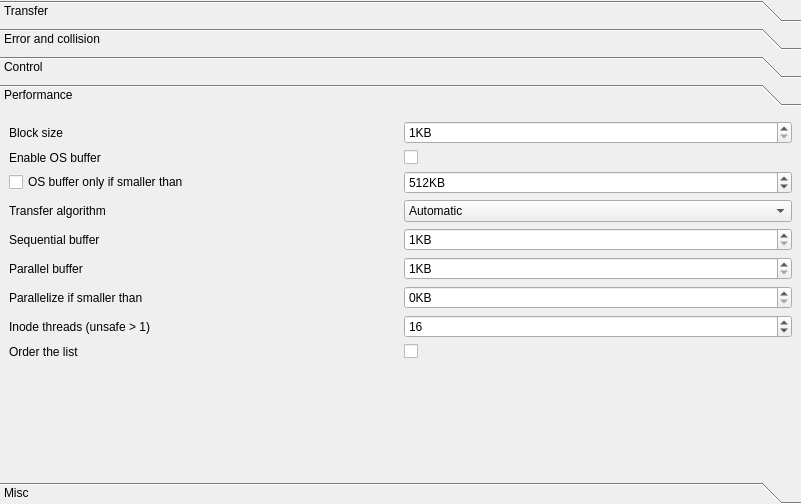
This is plugins/CopyEngine/Ultracopier2/copyEngineOptions.ui in alphaonex86/Ultracopier as Qt 5 draws it before an edit. The edited form follows.
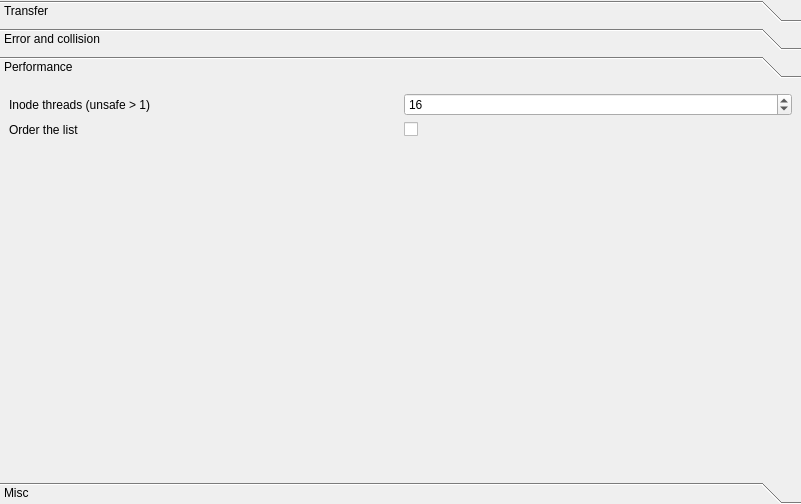
This is the edited form. The open tabs and pages were chosen to show the change.

What changed in the file:
```diff
--- a/plugins/CopyEngine/Ultracopier2/copyEngineOptions.ui
+++ b/plugins/CopyEngine/Ultracopier2/copyEngineOptions.ui
@@ -330,210 +330,20 @@
       <zorder>renameTheOriginalDestination</zorder>
       <zorder>label_22</zorder>
      </widget>
-     <widget class="QWidget" name="page_control">
-      <property name="geometry">
-       <rect>
-        <x>0</x>
-        <y>0</y>
-        <width>791</width>
-        <height>349</height>
-       </rect>
-      </property>
-      <attribute name="label">
-       <string>Control</string>
-      </attribute>
-      <layout class="QVBoxLayout" name="verticalLayout_2">
-       <item>
-        <widget class="QGroupBox" name="groupBox">
-         <property name="title">
-          <string>Checksum</string>
-         </property>
-         <layout class="QGridLayout" name="gridLayout_2">
-          <item row="1" column="1">
-           <widget class="QCheckBox" name="checksumOnlyOnError"/>
-          </item>
-          <item row="1" column="0">
-           <widget class="QLabel" name="label_9">
-            <property name="text">
-             <string>Only after error</string>
-            </property>
-           </widget>
-          </item>
-          <item row="2" column="0">
-           <widget class="QLabel" name="label_10">
-            <property name="text">
-             <string>Ignore if impossible</string>
-            </property>
-           </widget>
-          </item>
-          <item row="2" column="1">
-           <widget class="QCheckBox" name="checksumIgnoreIfImpossible"/>
-          </item>
-          <item row="0" column="1">
-           <widget class="QCheckBox" name="doChecksum">
-            <property name="checked">
-             <bool>true</bool>
-            </property>
-           </widget>
-          </item>
-          <item row="0" column="0">
-           <widget class="QLabel" name="label_11">
-            <property name="text">
-             <string>Verify checksums</string>
-            </property>
-           </widget>
-          </item>
-         </layout>
-        </widget>
-       </item>
-       <item>
-        <spacer name="verticalSpacer_4">
-         <property name="orientation">
-          <enum>Qt::Vertical</enum>
-         </property>
-         <property name="sizeHint" stdset="0">
-          <size>
-           <width>20</width>
-           <height>242</height>
-          </size>
-         </property>
-        </spacer>
-       </item>
-      </layout>
-     </widget>
      <widget class="QWidget" name="page_performance">
       <property name="geometry">
        <rect>
         <x>0</x>
         <y>0</y>
         <width>791</width>
-        <height>349</height>
+        <height>378</height>
        </rect>
       </property>
       <attribute name="label">
        <string>Performance</string>
       </attribute>
       <layout class="QGridLayout" name="gridLayout">
-       <item row="5" column="0">
-        <widget class="QLabel" name="label_16">
-         <property name="text">
-          <string>Parallel buffer</string>
-         </property>
-        </widget>
-       </item>
-       <item row="4" column="1">
-        <widget class="QSpinBox" name="sequentialBuffer">
-         <property name="suffix">
-          <string>KB</string>
-         </property>
-         <property name="minimum">
-          <number>1</number>
-         </property>
-         <property name="maximum">
-          <number>999999999</number>
-         </property>
-        </widget>
-       </item>
-       <item row="0" column="1">
-        <widget class="QSpinBox" name="blockSize">
-         <property name="suffix">
-          <string>KB</string>
-         </property>
-         <property name="minimum">
-          <number>1</number>
-         </property>
-         <property name="maximum">
-          <number>65536</number>
-         </property>
-        </widget>
-       </item>
-       <item row="5" column="1">
-        <widget class="QSpinBox" name="parallelBuffer">
-         <property name="suffix">
-          <string>KB</string>
-         </property>
-         <property name="minimum">
-          <number>1</number>
-         </property>
-         <property name="maximum">
-          <number>999999999</number>
-         </property>
-        </widget>
-       </item>
-       <item row="1" column="1">
-        <widget class="QCheckBox" name="osBuffer"/>
-       </item>
-       <item row="0" column="0">
-        <widget class="QLabel" name="label_4">
-         <property name="text">
-          <string>Block size</string>
-         </property>
-        </widget>
-       </item>
-       <item row="4" column="0">
-        <widget class="QLabel" name="label_15">
-         <property name="text">
-          <string>Sequential buffer</string>
-         </property>
-        </widget>
-       </item>
-       <item row="1" column="0">
-        <widget class="QLabel" name="label_3">
-         <property name="text">
-          <string>Enable OS buffer</string>
-         </property>
-        </widget>
-       </item>
        <item row="2" column="1">
-        <widget class="QSpinBox" name="osBufferLimit">
-         <property name="suffix">
-          <string>KB</string>
-         </property>
-         <property name="minimum">
-          <number>1</number>
-         </property>
-         <property name="maximum">
-          <number>2048</number>
-         </property>
-         <property name="value">
-          <number>512</number>
-         </property>
-        </widget>
-       </item>
-       <item row="2" column="0">
-        <widget class="QCheckBox" name="osBufferLimited">
-         <property name="text">
-          <string>OS buffer only if smaller than</string>
-         </property>
-        </widget>
-       </item>
-       <item row="3" column="0">
-        <widget class="QLabel" name="label_14">
-         <property name="text">
-          <string>Transfer algorithm</string>
-         </property>
-        </widget>
-       </item>
-       <item row="3" column="1">
-        <widget class="QComboBox" name="transferAlgorithm">
-         <item>
-          <property name="text">
-           <string notr="true">Automatic</string>
-          </property>
-         </item>
-         <item>
-          <property name="text">
-           <string notr="true">Sequential</string>
-          </property>
-         </item>
-         <item>
-          <property name="text">
-           <string notr="true">Parallel</string>
-          </property>
-         </item>
-        </widget>
-       </item>
-       <item row="9" column="1">
         <spacer name="verticalSpacer">
          <property name="orientation">
           <enum>Qt::Vertical</enum>
@@ -546,24 +356,7 @@
          </property>
         </spacer>
        </item>
-       <item row="6" column="0">
-        <widget class="QLabel" name="label_17">
-         <property name="text">
-          <string>Parallelize if smaller than</string>
-         </property>
-        </widget>
-       </item>
-       <item row="6" column="1">
-        <widget class="QSpinBox" name="parallelizeIfSmallerThan">
-         <property name="suffix">
-          <string>KB</string>
-         </property>
-         <property name="maximum">
-          <number>1024</number>
-         </property>
-        </widget>
-       </item>
-       <item row="7" column="1">
+       <item row="0" column="1">
         <widget class="QSpinBox" name="inodeThreads">
          <property name="minimum">
           <number>1</number>
@@ -576,14 +369,14 @@
          </property>
         </widget>
        </item>
-       <item row="7" column="0">
+       <item row="0" column="0">
         <widget class="QLabel" name="label_21">
          <property name="text">
           <string>Inode threads (unsafe &gt; 1)</string>
          </property>
         </widget>
        </item>
-       <item row="8" column="1">
+       <item row="1" column="1">
         <widget class="QCheckBox" name="copyListOrder">
          <property name="toolTip">
           <string>More cpu, but better organisation on the disk</string>
@@ -593,7 +386,7 @@
          </property>
         </widget>
        </item>
-       <item row="8" column="0">
+       <item row="1" column="0">
         <widget class="QLabel" name="label_25">
          <property name="toolTip">
           <string>More cpu, but better organisation on the disk</string>
```
Left out of the diff: 133 changed lines with no effect on the pictures.
